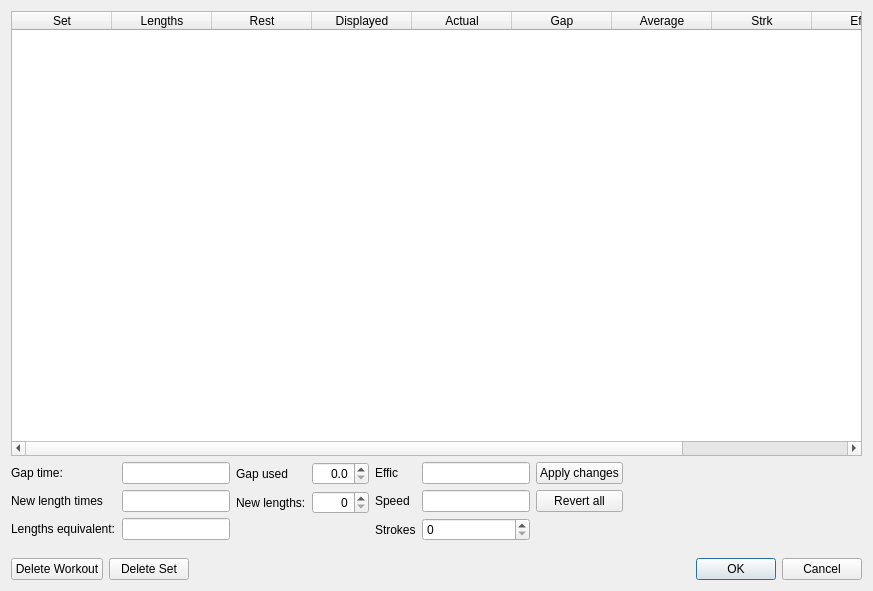
Qt form ui/edit.ui (ihewitt/poolviewer) before a commit.
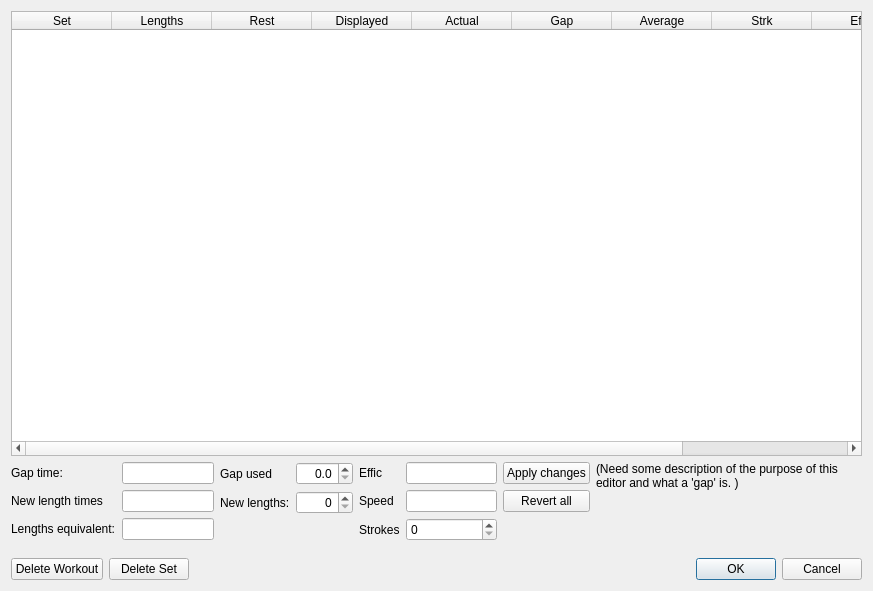
The same form after that commit.

Commit message: Add note to add a note.

```diff
--- a/ui/edit.ui
+++ b/ui/edit.ui
@@ -234,6 +234,17 @@
        </item>
       </layout>
      </item>
+     <item>
+      <widget class="QLabel" name="label_4">
+       <property name="text">
+        <string>(Need some description of the purpose of this
+editor and what a 'gap' is. )</string>
+       </property>
+       <property name="alignment">
+        <set>Qt::AlignLeading|Qt::AlignLeft|Qt::AlignTop</set>
+       </property>
+      </widget>
+     </item>
      <item>
       <spacer name="horizontalSpacer">
        <property name="orientation">
```
